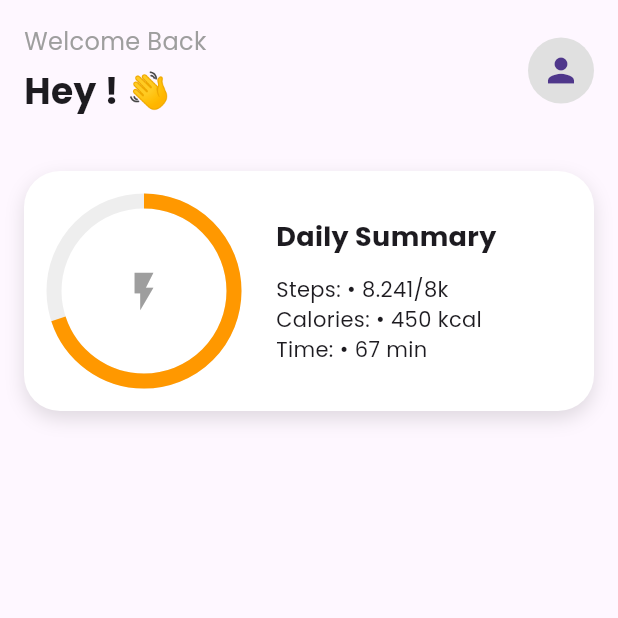
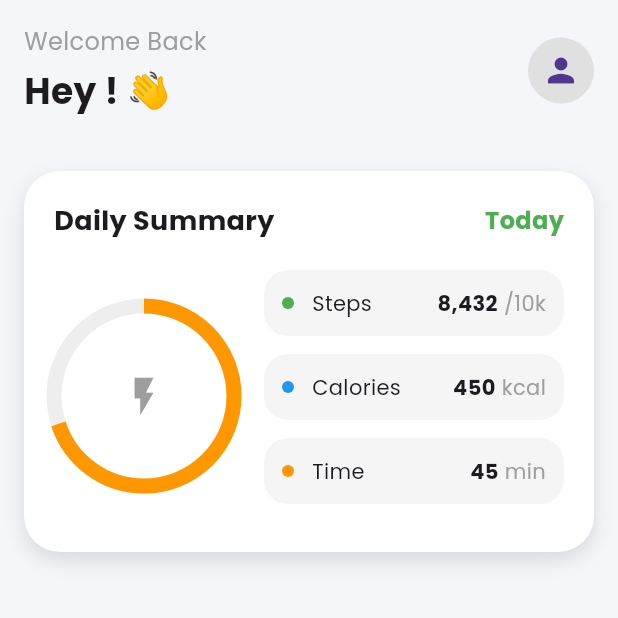
Before and after one commit to Voltsat/belajar-mobile, a Flutter app: the Homepage screen opened directly with empty values, on a phone screen of 412 x 824 dp, the top half of it. Run offline on Flutter 3.47's test engine with Material 3 defaults, Android fonts, the phone set to English and light mode, and no system bars.

Commit message:
Final Daily Summary

```diff
--- a/lib/screens/home_page.dart
+++ b/lib/screens/home_page.dart
@@ -1,114 +1,26 @@
 import 'package:flutter/material.dart';
+import '../widgets/home_header.dart';
+import '../widgets/summary_card.dart';
 
-class Homepage extends StatefulWidget {
+class Homepage extends StatelessWidget {
   final String nama;
 
   const Homepage({super.key, required this.nama});
 
   @override
-  State<Homepage> createState() => _HomepageState();
-}
-
-class _HomepageState extends State<Homepage> {
-  @override
   Widget build(BuildContext context) {
     return Scaffold(
-      body: Column(
-        children: [
-          SafeArea(child: Padding(padding: const EdgeInsets.all(16),
-          child: Row(
-            mainAxisAlignment: MainAxisAlignment.spaceBetween,
+      backgroundColor: const Color(0xFFF5F6FA),
+      body: SafeArea(
+        child: SingleChildScrollView(
+          child: Column(
             children: [
-              Column(
-                crossAxisAlignment: CrossAxisAlignment.start,
-                children: [
-                  Text('Welcome Back',
-                  style: TextStyle(
-                    fontSize: 16,
-                    color: Colors.grey
-                  ),),
-                  const SizedBox(height: 4,),
-                  Text('Hey ${widget.nama}! 👋',
-                  style: TextStyle(
-                    fontSize: 24,
-                    fontWeight: FontWeight.bold
-                  ),)
-                ],
-              ),
-
-              Stack(
-                children: [
-                  CircleAvatar(
-                    radius: 22,
-                    backgroundColor: Colors.grey[300],
-                    child: Icon(Icons.person, size: 26,),
-                  )
-                ],
-              )
+              HomeHeader(nama: nama),
+              const SizedBox(height: 20),
+              const SummaryCard(),
             ],
-          ),)),
-
-          const SizedBox(height: 20),
-
-          Padding(padding: const EdgeInsets.symmetric(horizontal: 16),
-          child:
-
-          Container(
-            padding: const EdgeInsets.all(20),
-            decoration: BoxDecoration(
-              color: Colors.white,
-              borderRadius: BorderRadius.circular(24),
-              boxShadow: [
-                BoxShadow(
-                    color: Colors.black12,
-                    blurRadius: 10,
-                    offset: Offset(0, 5)
-                )
-              ],
-            ),
-            child: Row(
-              children: [
-                Stack(
-                  alignment: Alignment.center,
-                  children: [
-                    SizedBox(
-                      width: 120,
-                      height: 120,
-                      child: CircularProgressIndicator(
-                        value: 0.7,
-                        strokeWidth: 10,
-                        color: Colors.orange,
-                        backgroundColor: Colors.grey.shade200,
-                      ),
-                    ),
-                    Icon(
-                      Icons.flash_on,
-                      color: Colors.grey,
-                      size: 30,
-                    )
-                  ],
-                ),
-                const SizedBox(width: 28),
-                Column(
-                  crossAxisAlignment: CrossAxisAlignment.start,
-                  children: [
-                    Text("Daily Summary",
-                    style: TextStyle(
-                      fontSize: 18,
-                      fontWeight: FontWeight.bold,
-                    ),),
-                    const SizedBox(height: 12,),
-                    Text('Steps: • 8.241/8k'),
-                    Text('Calories: • 450 kcal'),
-                    Text('Time: • 67 min')
-                  ],
-                )
-              ],
-            ),
-          )
-            ,)
-
-        ],
+          ),
+        ),
       ),
     );
   }
--- /dev/null
+++ b/lib/widgets/home_header.dart
@@ -0,0 +1,44 @@
+import 'package:flutter/material.dart';
+
+class HomeHeader extends StatelessWidget {
+  final String nama;
+
+  const HomeHeader({super.key, required this.nama});
+
+  @override
+  Widget build(BuildContext context) {
+    return Padding(
+      padding: const EdgeInsets.all(16),
+      child: Row(
+        mainAxisAlignment: MainAxisAlignment.spaceBetween,
+        children: [
+          Column(
+            crossAxisAlignment: CrossAxisAlignment.start,
+            children: [
+              const Text(
+                'Welcome Back',
+                style: TextStyle(
+                  fontSize: 16,
+                  color: Colors.grey,
+                ),
+              ),
+              const SizedBox(height: 4),
+              Text(
+                'Hey $nama! 👋',
+                style: const TextStyle(
+                  fontSize: 24,
+                  fontWeight: FontWeight.bold,
+                ),
+              ),
+            ],
+          ),
+          CircleAvatar(
+            radius: 22,
+            backgroundColor: Colors.grey.shade300,
+            child: const Icon(Icons.person, size: 26),
+          ),
+        ],
+      ),
+    );
+  }
+}
--- /dev/null
+++ b/lib/widgets/summary_box.dart
@@ -0,0 +1,52 @@
+import 'package:flutter/material.dart';
+
+class SummaryBox extends StatelessWidget {
+  final Color color;
+  final String title;
+  final String value;
+  final String unit;
+
+  const SummaryBox({
+    super.key,
+    required this.color,
+    required this.title,
+    required this.value,
+    required this.unit,
+  });
+
+  @override
+  Widget build(BuildContext context) {
+    return Container(
+      margin: const EdgeInsets.only(bottom: 12),
+      padding: const EdgeInsets.all(12),
+      decoration: BoxDecoration(
+        color: Colors.grey.shade100,
+        borderRadius: BorderRadius.circular(16),
+      ),
+      child: Row(
+        children: [
+          Container(
+            width: 8,
+            height: 8,
+            decoration: BoxDecoration(
+              color: color,
+              shape: BoxShape.circle,
+            ),
+          ),
+          const SizedBox(width: 12),
+          Text(title),
+          const Spacer(),
+          Text(
+            value,
+            style: const TextStyle(fontWeight: FontWeight.bold),
+          ),
+          const SizedBox(width: 4),
+          Text(
+            unit,
+            style: const TextStyle(color: Colors.grey),
+          ),
+        ],
+      ),
+    );
+  }
+}
--- /dev/null
+++ b/lib/widgets/summary_card.dart
@@ -0,0 +1,99 @@
+import 'package:flutter/material.dart';
+import 'summary_box.dart';
+
+class SummaryCard extends StatelessWidget {
+  const SummaryCard({super.key});
+
+  @override
+  Widget build(BuildContext context) {
+    return Padding(
+      padding: const EdgeInsets.symmetric(horizontal: 16),
+      child: Container(
+        padding: const EdgeInsets.all(20),
+        decoration: BoxDecoration(
+          color: Colors.white,
+          borderRadius: BorderRadius.circular(24),
+          boxShadow: const [
+            BoxShadow(
+              color: Colors.black12,
+              blurRadius: 10,
+              offset: Offset(0, 5),
+            ),
+          ],
+        ),
+        child: Column(
+          crossAxisAlignment: CrossAxisAlignment.start,
+          children: [
+            Row(
+              mainAxisAlignment: MainAxisAlignment.spaceBetween,
+              children: [
+                const Text(
+                  "Daily Summary",
+                  style: TextStyle(fontSize: 18, fontWeight: FontWeight.bold),
+                ),
+                const Text(
+                  "Today",
+                  style: TextStyle(
+                    fontSize: 16,
+                    fontWeight: FontWeight.bold,
+                    color: Colors.green,
+                  ),
+                ),
+              ],
+            ),
+            const SizedBox(height: 20),
+
+            Row(
+              children: [
+                Stack(
+                  alignment: Alignment.center,
+                  children: [
+                    SizedBox(
+                      width: 120,
+                      height: 120,
+                      child: CircularProgressIndicator(
+                        value: 0.7,
+                        strokeWidth: 10,
+                        color: Colors.orange,
+                        backgroundColor: Colors.grey.shade200,
+                      ),
+                    ),
+                    const Icon(Icons.flash_on, size: 30, color: Colors.grey),
+                  ],
+                ),
+
+                const SizedBox(width: 20),
+
+                const Expanded(
+                  child: Column(
+                    crossAxisAlignment: CrossAxisAlignment.start,
+                    children: [
+                      SummaryBox(
+                        color: Colors.green,
+                        title: "Steps",
+                        value: "8,432",
+                        unit: "/10k",
+                      ),
+                      SummaryBox(
+                        color: Colors.blue,
+                        title: "Calories",
+                        value: "450",
+                        unit: "kcal",
+                      ),
+                      SummaryBox(
+                        color: Colors.orange,
+                        title: "Time",
+                        value: "45",
+                        unit: "min",
+                      ),
+                    ],
+                  ),
+                ),
+              ],
+            ),
+          ],
+        ),
+      ),
+    );
+  }
+}
```
Also changed, not shown: lib/widgets/foot_nav.dart (added).
